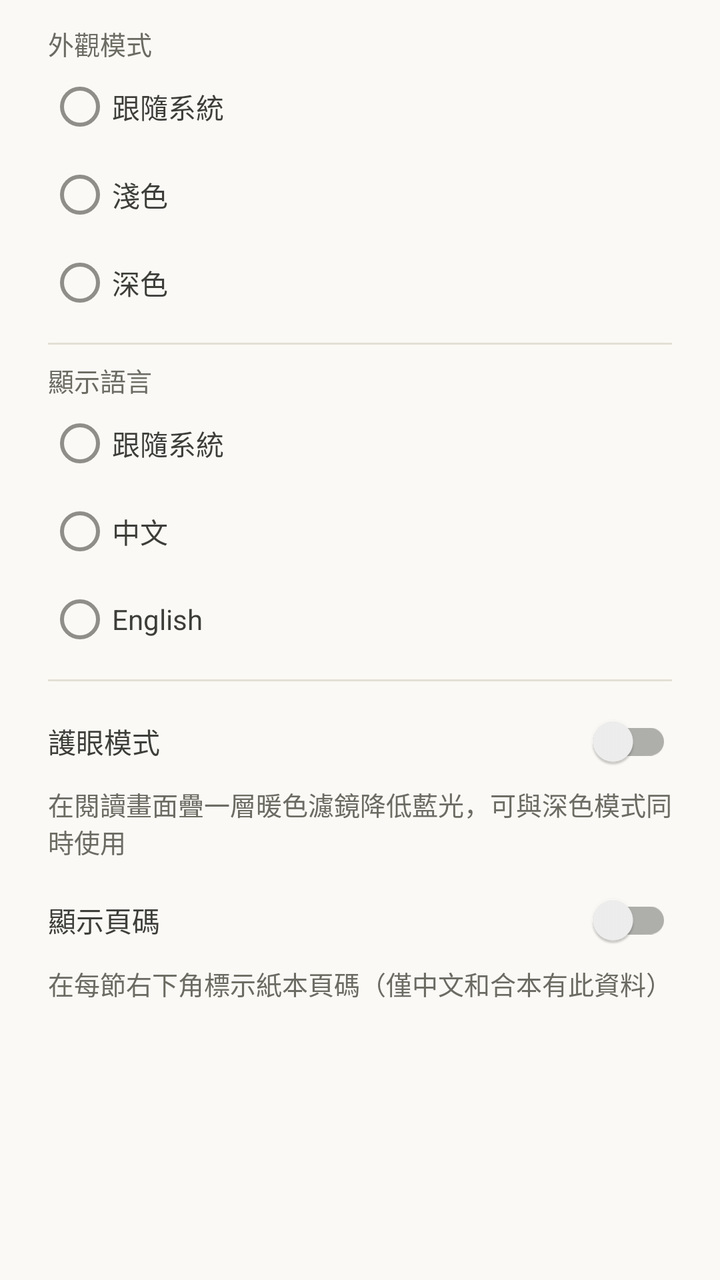
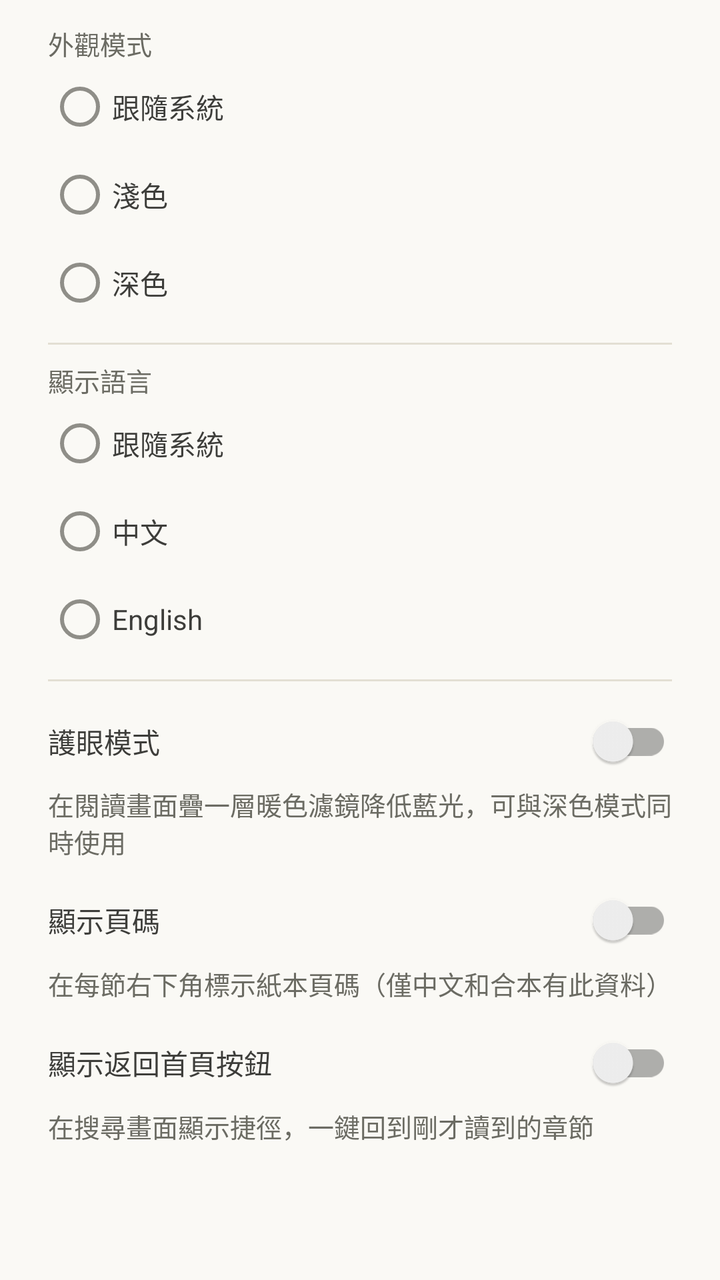

An Android layout rendered at two revisions. The XML below is the earlier revision; the diff shows what the commit changed to produce the second picture.
<!-- AndroidManifest.xml: application theme Theme.BibleApp -->
<!-- res/layout/dialog_appearance.xml -->
<?xml version="1.0" encoding="utf-8"?>
<ScrollView xmlns:android="http://schemas.android.com/apk/res/android"
    android:layout_width="match_parent"
    android:layout_height="wrap_content">

    <LinearLayout
        android:orientation="vertical"
        android:layout_width="match_parent"
        android:layout_height="wrap_content"
        android:paddingStart="24dp"
        android:paddingEnd="24dp"
        android:paddingTop="12dp"
        android:paddingBottom="12dp">

        <TextView
            android:layout_width="match_parent"
            android:layout_height="wrap_content"
            android:textColor="@color/text_secondary"
            android:textSize="13sp"
            android:text="@string/appearance_theme_section" />

        <RadioGroup
            android:id="@+id/groupThemeMode"
            android:orientation="vertical"
            android:layout_width="match_parent"
            android:layout_height="wrap_content">

            <RadioButton
                android:id="@+id/radioThemeSystem"
                android:layout_width="match_parent"
                android:layout_height="wrap_content"
                android:minHeight="44dp"
                android:textColor="@color/text_primary"
                android:text="@string/theme_system" />

            <RadioButton
                android:id="@+id/radioThemeLight"
                android:layout_width="match_parent"
                android:layout_height="wrap_content"
                android:minHeight="44dp"
                android:textColor="@color/text_primary"
                android:text="@string/theme_light" />

            <RadioButton
                android:id="@+id/radioThemeDark"
                android:layout_width="match_parent"
                android:layout_height="wrap_content"
                android:minHeight="44dp"
                android:textColor="@color/text_primary"
                android:text="@string/theme_dark" />

        </RadioGroup>

        <View
            android:layout_width="match_parent"
            android:layout_height="1dp"
            android:layout_marginTop="8dp"
            android:layout_marginBottom="8dp"
            android:background="@color/divider" />

        
        <TextView
            android:layout_width="match_parent"
            android:layout_height="wrap_content"
            android:textColor="@color/text_secondary"
            android:textSize="13sp"
            android:text="@string/appearance_language_section" />

        <RadioGroup
            android:id="@+id/groupLanguage"
            android:orientation="vertical"
            android:layout_width="match_parent"
            android:layout_height="wrap_content">

            <RadioButton
                android:id="@+id/radioLanguageSystem"
                android:layout_width="match_parent"
                android:layout_height="wrap_content"
                android:minHeight="44dp"
                android:textColor="@color/text_primary"
                android:text="@string/language_system" />

            <RadioButton
                android:id="@+id/radioLanguageChinese"
                android:layout_width="match_parent"
                android:layout_height="wrap_content"
                android:minHeight="44dp"
                android:textColor="@color/text_primary"
                android:text="@string/language_chinese" />

            <RadioButton
                android:id="@+id/radioLanguageEnglish"
                android:layout_width="match_parent"
                android:layout_height="wrap_content"
                android:minHeight="44dp"
                android:textColor="@color/text_primary"
                android:text="@string/language_english" />

        </RadioGroup>

        <View
            android:layout_width="match_parent"
            android:layout_height="1dp"
            android:layout_marginTop="8dp"
            android:layout_marginBottom="8dp"
            android:background="@color/divider" />

        
        <androidx.appcompat.widget.SwitchCompat
            android:id="@+id/switchNightReading"
            android:layout_width="match_parent"
            android:layout_height="wrap_content"
            android:minHeight="44dp"
            android:textColor="@color/text_primary"
            android:text="@string/night_reading_mode" />

        <TextView
            android:layout_width="match_parent"
            android:layout_height="wrap_content"
            android:layout_marginBottom="8dp"
            android:textColor="@color/text_secondary"
            android:textSize="13sp"
            android:text="@string/night_reading_mode_hint" />

        <androidx.appcompat.widget.SwitchCompat
            android:id="@+id/switchPageNumber"
            android:layout_width="match_parent"
            android:layout_height="wrap_content"
            android:minHeight="44dp"
            android:textColor="@color/text_primary"
            android:text="@string/show_page_number" />

        <TextView
            android:layout_width="match_parent"
            android:layout_height="wrap_content"
            android:textColor="@color/text_secondary"
            android:textSize="13sp"
            android:text="@string/show_page_number_hint" />

    </LinearLayout>

</ScrollView>
<!-- resources referenced by this layout -->
<resources>
  <color name="divider">#E3DFD3</color>
  <color name="text_primary">#3D3D3A</color>
  <color name="text_secondary">#6B6B63</color>
  <string name="appearance_language_section">顯示語言</string>
  <string name="appearance_theme_section">外觀模式</string>
  <string name="language_chinese" translatable="false">中文</string>
  <string name="language_english" translatable="false">English</string>
  <string name="language_system">跟隨系統</string>
  <string name="night_reading_mode">護眼模式</string>
  <string name="night_reading_mode_hint">在閱讀畫面疊一層暖色濾鏡降低藍光，可與深色模式同時使用</string>
  <string name="show_page_number">顯示頁碼</string>
  <string name="show_page_number_hint">在每節右下角標示紙本頁碼（僅中文和合本有此資料）</string>
  <string name="theme_dark">深色</string>
  <string name="theme_light">淺色</string>
  <string name="theme_system">跟隨系統</string>
  <style name="Theme.BibleApp" parent="Theme.MaterialComponents.DayNight.NoActionBar">
          
          <item name="colorPrimary">@color/accent</item>
          <item name="colorPrimaryVariant">@color/accent_variant</item>
          <item name="colorOnPrimary">@color/on_accent</item>
          <item name="colorSecondary">@color/accent</item>
          <item name="colorSecondaryVariant">@color/accent_variant</item>
          <item name="colorOnSecondary">@color/on_accent</item>
  
          
          <item name="android:colorBackground">@color/background_primary</item>
          <item name="colorSurface">@color/background_surface</item>
          <item name="colorOnSurface">@color/text_primary</item>
          <item name="colorOnBackground">@color/text_primary</item>
  
          
          <item name="shapeAppearanceSmallComponent">@style/ShapeAppearance.BibleApp.Small</item>
          <item name="shapeAppearanceMediumComponent">@style/ShapeAppearance.BibleApp.Medium</item>
          <item name="shapeAppearanceLargeComponent">@style/ShapeAppearance.BibleApp.Large</item>
          <item name="android:dialogCornerRadius" tools:targetApi="28">20dp</item>
  
          
          <item name="android:statusBarColor">@android:color/transparent</item>
          <item name="android:navigationBarColor">@android:color/transparent</item>
          <item name="android:windowLightStatusBar">true</item>
      </style>
  <color name="accent">#A85C32</color>
  <color name="accent_variant">#8A4726</color>
  <color name="on_accent">#FFFFFF</color>
  <color name="background_primary">#FAF9F5</color>
  <color name="background_surface">#F0EEE6</color>
  <style name="ShapeAppearance.BibleApp.Small" parent="ShapeAppearance.MaterialComponents.SmallComponent">
          <item name="cornerFamily">rounded</item>
          <item name="cornerSize">14dp</item>
      </style>
  <style name="ShapeAppearance.BibleApp.Medium" parent="ShapeAppearance.MaterialComponents.MediumComponent">
          <item name="cornerFamily">rounded</item>
          <item name="cornerSize">18dp</item>
      </style>
  <style name="ShapeAppearance.BibleApp.Large" parent="ShapeAppearance.MaterialComponents.LargeComponent">
          <item name="cornerFamily">rounded</item>
          <item name="cornerSize">24dp</item>
      </style>
</resources>

<!-- the commit's change to res/layout/dialog_appearance.xml (unified diff, before → after) -->
@@ -133,10 +133,26 @@
         <TextView
             android:layout_width="match_parent"
             android:layout_height="wrap_content"
+            android:layout_marginBottom="8dp"
             android:textColor="@color/text_secondary"
             android:textSize="13sp"
             android:text="@string/show_page_number_hint" />
 
+        <androidx.appcompat.widget.SwitchCompat
+            android:id="@+id/switchHomeButton"
+            android:layout_width="match_parent"
+            android:layout_height="wrap_content"
+            android:minHeight="44dp"
+            android:textColor="@color/text_primary"
+            android:text="@string/show_home_button" />
+
+        <TextView
+            android:layout_width="match_parent"
+            android:layout_height="wrap_content"
+            android:textColor="@color/text_secondary"
+            android:textSize="13sp"
+            android:text="@string/show_home_button_hint" />
+
     </LinearLayout>
 
 </ScrollView>
<!-- resource entries referenced after the edit -->
@@ -10,6 +10,8 @@
   <string name="language_system">跟隨系統</string>
   <string name="night_reading_mode">護眼模式</string>
   <string name="night_reading_mode_hint">在閱讀畫面疊一層暖色濾鏡降低藍光，可與深色模式同時使用</string>
+  <string name="show_home_button">顯示返回首頁按鈕</string>
+  <string name="show_home_button_hint">在搜尋畫面顯示捷徑，一鍵回到剛才讀到的章節</string>
   <string name="show_page_number">顯示頁碼</string>
   <string name="show_page_number_hint">在每節右下角標示紙本頁碼（僅中文和合本有此資料）</string>
   <string name="theme_dark">深色</string>
